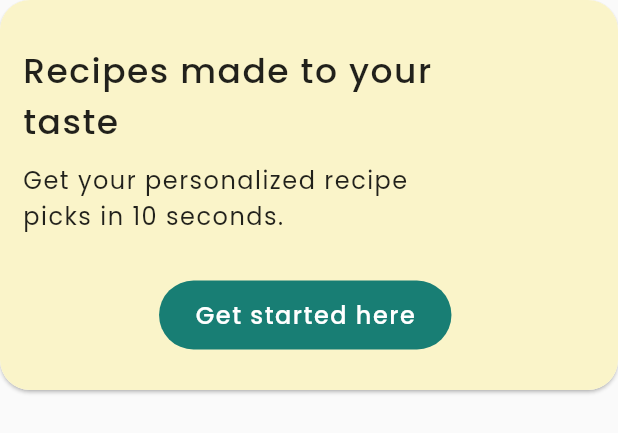
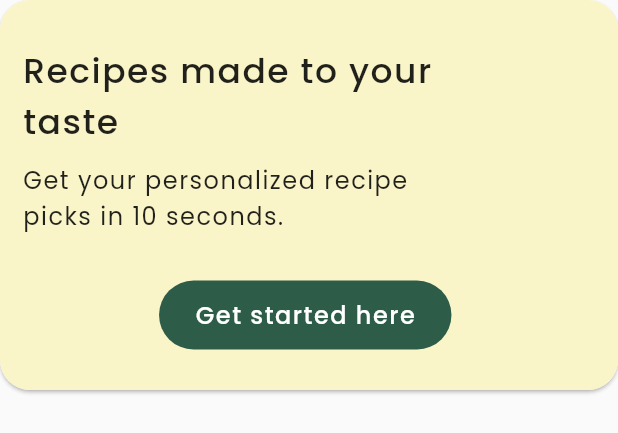
Before and after one commit to metatony/kitchen-stories-ui, a Flutter app: the GetStarted widget shown alone on an empty page, opened directly, on a phone screen of 412 x 824 dp. Shown: the top 433 px of the screen. Run offline on Flutter 3.47's test engine with Material 2 defaults, Android fonts, the phone set to English and light mode, and no system bars; our stand-ins replace flutter_feather_icons, gap, google_fonts; network calls fail; project files that could hold a hidden picture were left out.

Commit message:
refactored colors and textstyles

```diff
--- a/lib/constants.dart
+++ b/lib/constants.dart
@@ -1,5 +1,6 @@
-import 'package:flutter/animation.dart';
+import 'package:flutter/material.dart';
 
 const blueButtonColor = Color(0xff425993);
 const greenButtonColor = Color(0xff2D5C48);
 const orangeColor = Color(0xffEF7240);
+const catalogueTextStyle = TextStyle(fontSize: 16, letterSpacing: 1);
--- a/lib/get_started/get_started.dart
+++ b/lib/get_started/get_started.dart
@@ -2,6 +2,7 @@ import 'package:flutter/material.dart';
 import 'package:flutter/src/widgets/container.dart';
 import 'package:flutter/src/widgets/framework.dart';
 import 'package:gap/gap.dart';
+import 'package:kitchen_stories/constants.dart';
 
 class GetStarted extends StatelessWidget {
   const GetStarted({super.key});
@@ -47,7 +48,7 @@ class GetStarted extends StatelessWidget {
             Center(
               child: MaterialButton(
                 elevation: 0,
-                color: const Color.fromARGB(255, 24, 126, 116),
+                color: greenButtonColor,
                 shape: RoundedRectangleBorder(
                     borderRadius: BorderRadius.circular(30)),
                 height: 46,
--- a/lib/recipes list 2/catalogue_2.dart
+++ b/lib/recipes list 2/catalogue_2.dart
@@ -1,6 +1,7 @@
 import 'package:flutter/material.dart';
 import 'package:flutter_feather_icons/flutter_feather_icons.dart';
 import 'package:gap/gap.dart';
+import 'package:kitchen_stories/constants.dart';
 
 class SecondCatalogue extends StatelessWidget {
   const SecondCatalogue(
@@ -103,7 +104,7 @@ class SecondCatalogue extends StatelessWidget {
                 children: [
                   Text(
                     title,
-                    style: const TextStyle(fontSize: 16, letterSpacing: 1),
+                    style: catalogueTextStyle,
                   ),
                   Expanded(
                     child: Row(
@@ -115,7 +116,7 @@ class SecondCatalogue extends StatelessWidget {
                         const Gap(10),
                         Text(
                           accountName,
-                          style: const TextStyle(color: Colors.orange),
+                          style: const TextStyle(color: orangeColor),
                         ),
                       ],
                     ),
```
Also changed, not shown: lib/recipes list/catalogue_1.dart (+4 -4 lines).
